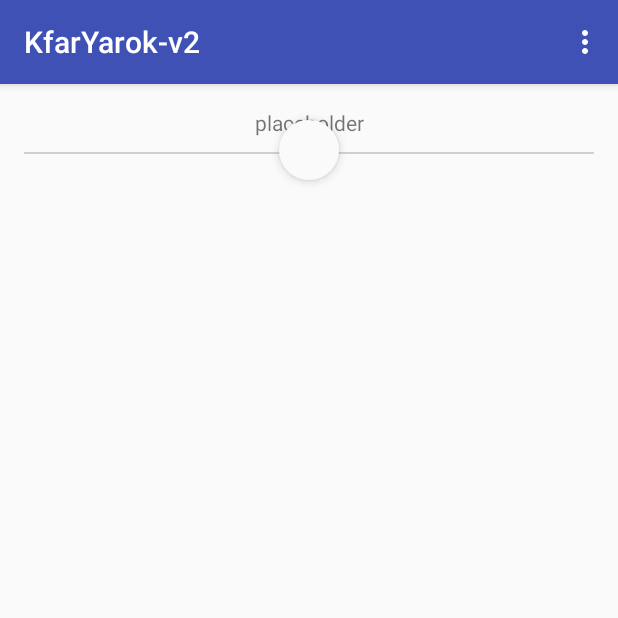
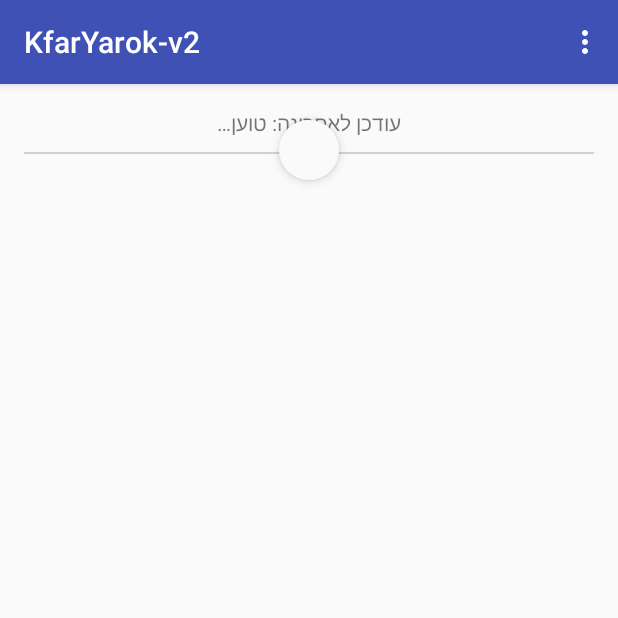
Before and after one commit to kfaryarok/kfaryarok-android-v2, an Android app: the MainActivity screen opened directly, with no data from a screen before it, on a phone screen of 412 x 824 dp, the top half of it. Run offline under Robolectric (Android 15) with nearby library versions, the phone set to English and light mode, and no system bars; our stand-ins replace ButterKnife, RxJava; libraries missing offline, so code that uses them is left out: io.reactivex.internal; 1 statement that could not run was skipped.

Commit message:
Changed default text of the main activity's info TextView

```diff
--- a/app/src/main/res/layout/activity_main.xml
+++ b/app/src/main/res/layout/activity_main.xml
@@ -21,7 +21,7 @@
             android:id="@+id/tv_main_info"
             android:layout_width="match_parent"
             android:layout_height="wrap_content"
-            android:text="@string/debug_string"
+            android:text="@string/tv_main_info"
             android:textAlignment="center"
             />
 
--- a/app/src/main/res/values/strings.xml
+++ b/app/src/main/res/values/strings.xml
@@ -25,10 +25,12 @@
     <string name="tv_firstlaunch_page2_alerts_title">הגדר התראות</string>
     <string name="btn_firstlaunch_page3_finish">סיום</string>
     <string name="tv_firstlaunch_page2_alerts_toggle">הפעל התראות</string>
+    <string name="tv_main_warning_outdated">ייתכן שהמידע לא מעודכן!</string>
+    <string name="tv_main_info">עודכן לאחרונה: טוען…</string>
 
     <!-- Used when some unrecoverable error during update loading occurred,
      and user needs to be notified of it -->
-    <string name="error_update_text">שגיאה (הודעה יותר מפורטת)</string>
+    <string name="error_update_text">כישלון בטעינת נתונים</string>
 
     <!-- Toast strings -->
     <string name="toast_card_copiedtext">טקסט הועתק</string>
```
